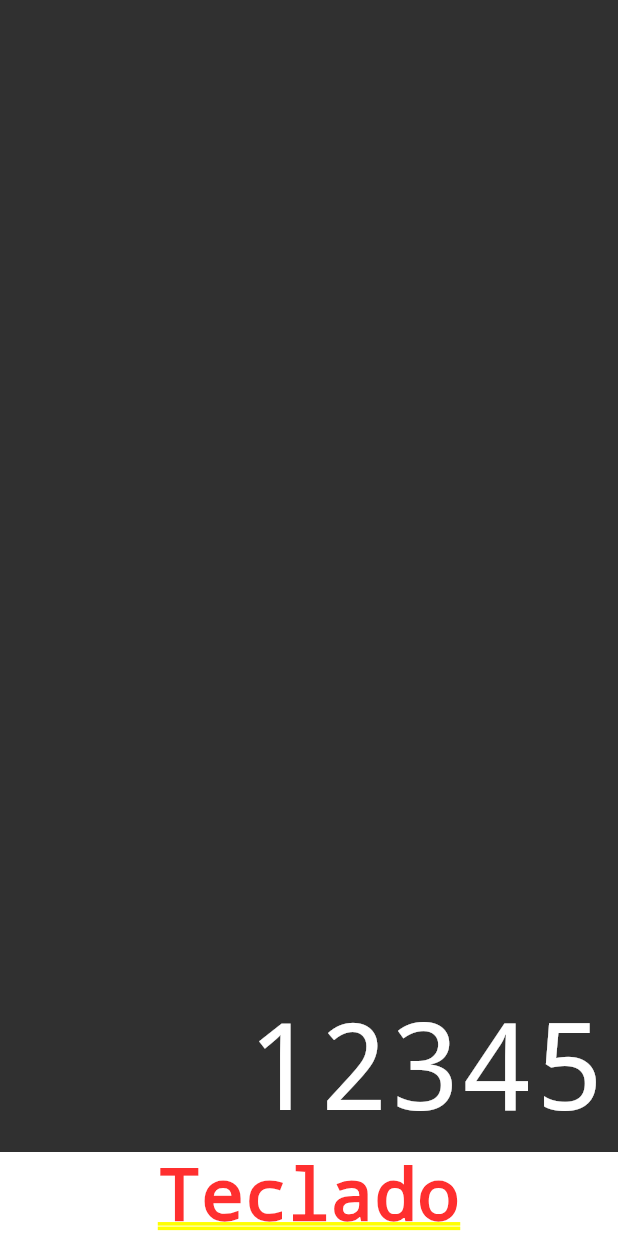
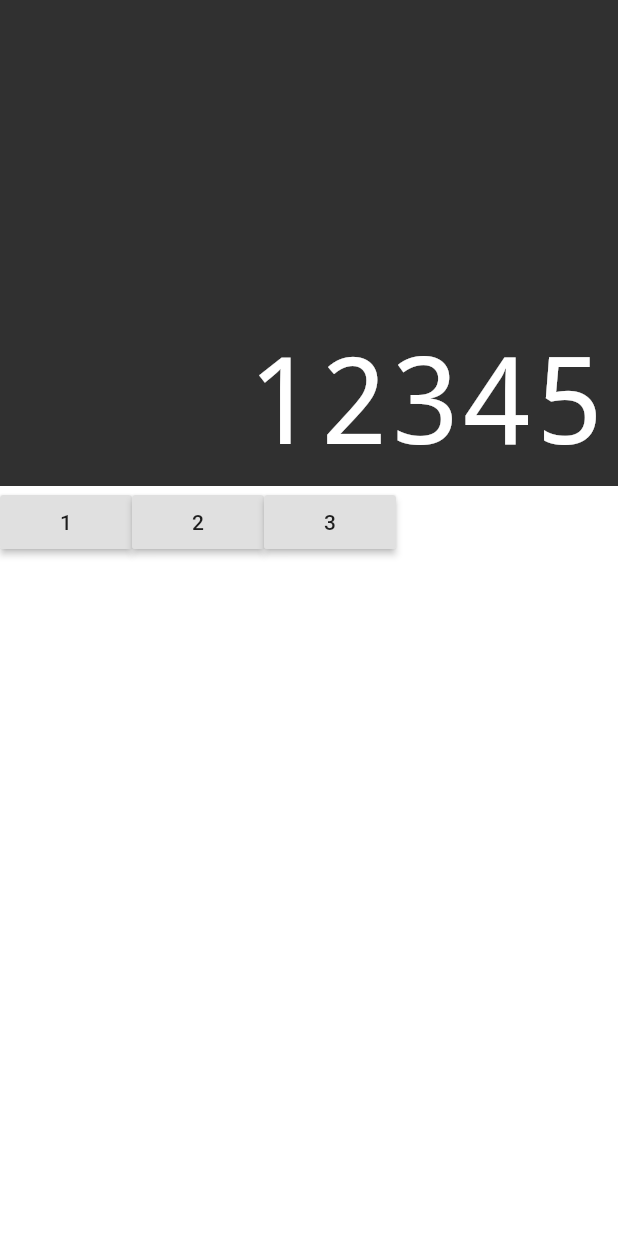
Before and after one commit to Marlon-Paulo-da-Silva/Flutter-calculator, a Flutter app: the screen it shows after launch, on a phone screen of 412 x 824 dp. Run offline on Flutter 3.47's test engine with Material 2 defaults, Android fonts, the phone set to English and light mode, and no system bars; drawn by our look-alikes of auto_size_text.

Commit message:
adicionado Button_Row para os botoes especiais e button

```diff
--- /dev/null
+++ b/lib/component/button.dart
@@ -0,0 +1,17 @@
+import 'package:flutter/material.dart';
+
+class Button extends StatelessWidget {
+
+  final String text;
+
+  Button({
+    @required this.text,});
+
+  @override
+  Widget build(BuildContext context) {
+    return RaisedButton(
+      child: Text(text),
+      onPressed: (){},
+    );
+  }
+}
--- /dev/null
+++ b/lib/component/button_row.dart
@@ -0,0 +1,17 @@
+import 'package:flutter/material.dart';
+
+import 'button.dart';
+
+class ButtonRow extends StatelessWidget {
+
+  final List<Button> buttons;
+
+  const ButtonRow(this.buttons);
+
+  @override
+  Widget build(BuildContext context) {
+    return Row(
+      children: buttons,
+    );
+  }
+}
--- /dev/null
+++ b/lib/component/keyboard.dart
@@ -0,0 +1,22 @@
+import 'package:flutter/material.dart';
+import 'button_row.dart';
+import 'button.dart';
+
+
+class Keyboard extends StatelessWidget {
+  @override
+  Widget build(BuildContext context) {
+    return Container(
+      height: 500,
+      child: Column(
+        children: <Widget>[
+          ButtonRow([
+            Button(text: '1',),
+            Button(text: '2',),
+            Button(text: '3',),
+          ])
+        ],
+      ),
+    );
+  }
+}
--- /dev/null
+++ b/lib/models/memory.dart
@@ -0,0 +1,3 @@
+class Memory{
+
+}
--- a/lib/screens/calculator.dart
+++ b/lib/screens/calculator.dart
@@ -1,4 +1,5 @@
 import 'package:flutter/material.dart';
+import '../component/keyboard.dart';
 import '../component/display.dart';
 
 
@@ -9,7 +10,7 @@ class Calculator extends StatelessWidget {
       home: Column(
         children: <Widget>[
           Display('12345'),
-          Text('Teclado')
+          Keyboard()
         ],
       ),
 
```
